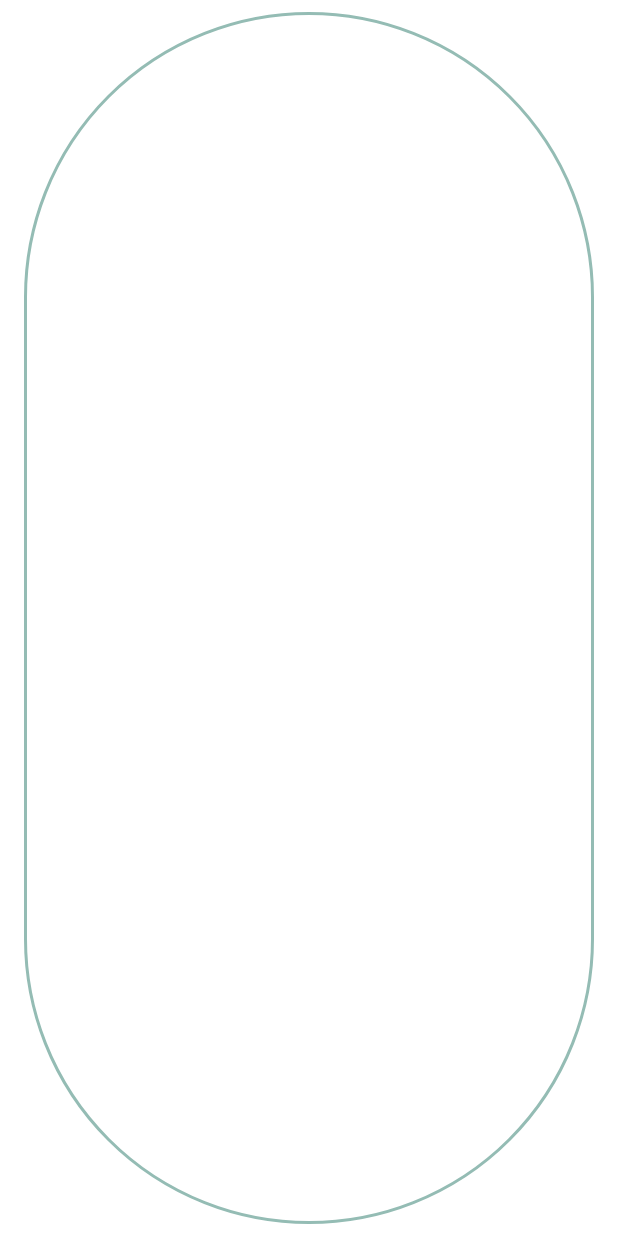
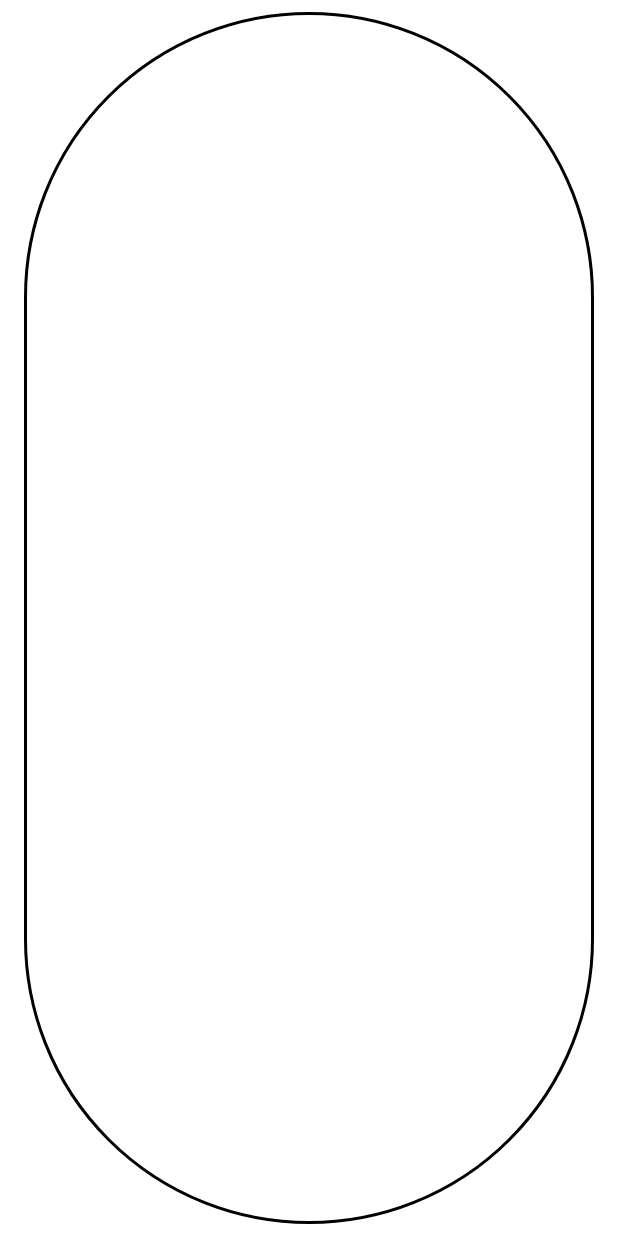
Before and after one commit to jdagnogo/WeLoveMArathon, an Android app built with Jetpack Compose: the composable BottomNavIndicator shown on its own in the app's theme, on a phone screen of 412 x 824 dp. Run offline under Robolectric (Android 15) with nearby library versions, the phone set to English and light mode, and no system bars.

Commit message:
finalize bottombar

```diff
--- a/app/src/main/java/com/jdagnogo/welovemarathon/ui/MainActivity.kt
+++ b/app/src/main/java/com/jdagnogo/welovemarathon/ui/MainActivity.kt
@@ -10,7 +10,7 @@ class MainActivity : ComponentActivity() {
     override fun onCreate(savedInstanceState: Bundle?) {
         super.onCreate(savedInstanceState)
         setContent {
-            MainBody()
+            MainContent()
         }
     }
 }
--- a/app/src/main/java/com/jdagnogo/welovemarathon/ui/MainBody.kt
+++ b/app/src/main/java/com/jdagnogo/welovemarathon/ui/MainContent.kt
@@ -11,7 +11,7 @@ import com.jdagnogo.welovemarathon.ui.component.wlmNavGraph
 import com.jdagnogo.welovemarathon.ui.theme.WeLoveMarathonTheme
 
 @Composable
-fun MainBody() {
+fun MainContent() {
     WeLoveMarathonTheme {
         val appState = rememberAppState()
         WLMScaffold(
--- a/app/src/main/java/com/jdagnogo/welovemarathon/ui/component/BottomNavIndicator.kt
+++ b/app/src/main/java/com/jdagnogo/welovemarathon/ui/component/BottomNavIndicator.kt
@@ -4,7 +4,6 @@ import android.content.res.Configuration
 import androidx.compose.foundation.border
 import androidx.compose.foundation.layout.Spacer
 import androidx.compose.foundation.layout.fillMaxSize
-import androidx.compose.material.MaterialTheme
 import androidx.compose.material.Surface
 import androidx.compose.runtime.Composable
 import androidx.compose.ui.Modifier
@@ -20,7 +19,7 @@ import com.jdagnogo.welovemarathon.ui.theme.WeLoveMarathonTheme
 @Composable
 fun BottomNavIndicator(
     strokeWidth: Dp = 2.dp,
-    color: Color = MaterialTheme.colors.primary,
+    color: Color = WeLoveMarathonTheme.colors.bottomBarIndicator,
     shape: Shape = BottomNavIndicatorShape,
 ) {
     Spacer(
--- a/app/src/main/java/com/jdagnogo/welovemarathon/ui/component/BottomNavigationItem.kt
+++ b/app/src/main/java/com/jdagnogo/welovemarathon/ui/component/BottomNavigationItem.kt
@@ -3,7 +3,6 @@ package com.jdagnogo.welovemarathon.ui.component
 import android.content.res.Configuration
 import androidx.compose.animation.core.AnimationSpec
 import androidx.compose.animation.core.SpringSpec
-import androidx.compose.animation.core.animateFloatAsState
 import androidx.compose.foundation.layout.Box
 import androidx.compose.foundation.layout.BoxScope
 import androidx.compose.foundation.layout.padding
@@ -15,9 +14,9 @@ import androidx.compose.material.Surface
 import androidx.compose.material.icons.Icons
 import androidx.compose.material.icons.outlined.Home
 import androidx.compose.runtime.Composable
-import androidx.compose.runtime.getValue
 import androidx.compose.ui.Alignment
 import androidx.compose.ui.Modifier
+import androidx.compose.ui.draw.scale
 import androidx.compose.ui.layout.layoutId
 import androidx.compose.ui.tooling.preview.Preview
 import com.jdagnogo.welovemarathon.home.TextIconSpacing
@@ -35,10 +34,10 @@ fun BottomNavigationItem(
         modifier = modifier.selectable(selected = selected, onClick = onSelected),
         contentAlignment = Alignment.Center
     ) {
-        val animationProgress by animateFloatAsState(if (selected) 1f else 0f, animSpec)
         Box(
             modifier = Modifier
                 .layoutId("icon")
+                .scale(if (selected) 1.5f else 1f)
                 .padding(horizontal = TextIconSpacing),
             content = icon
         )
--- a/app/src/main/java/com/jdagnogo/welovemarathon/ui/theme/Color.kt
+++ b/app/src/main/java/com/jdagnogo/welovemarathon/ui/theme/Color.kt
@@ -1,5 +1,8 @@
 package com.jdagnogo.welovemarathon.ui.theme
 
+import androidx.compose.material.Colors
+import androidx.compose.material.MaterialTheme
+import androidx.compose.runtime.Composable
 import androidx.compose.ui.graphics.Color
 
 val Primary = Color(0xFF94BCB4)
@@ -8,3 +11,41 @@ val PrimaryDark = Color(0xFF658C84)
 val Secondary = Color(0xFFE0B3A6)
 val SecondaryLight = Color(0xFFFFE5D7)
 val SecondaryDark = Color(0xFFAD8377)
+val Black = Color(0xFF000000)
+val White = Color(0xFFFAFAFA)
+
+class WLMColors(
+    val bottomBarIndicator: Color,
+    val bottomBarIconSelected: Color,
+    val bottomBarIcon: Color,
+    val isLight: Boolean,
+)
+
+@Composable
+fun parseConfigCustomPalette(bottomBarIndicator: Color, isLight: Boolean): WLMColors {
+    return WLMColors(
+        bottomBarIndicator = bottomBarIndicator,
+        bottomBarIconSelected = bottomBarIndicator,
+        bottomBarIcon = SecondaryDark,
+        isLight = isLight,
+    )
+}
+
+@Composable
+fun parseConfigPalette(isLight: Boolean): Colors {
+    return Colors(
+        primary = Primary,
+        primaryVariant = PrimaryDark,
+        secondary = Secondary,
+        secondaryVariant = SecondaryDark,
+        background = MaterialTheme.colors.background,
+        surface = MaterialTheme.colors.surface,
+        error = MaterialTheme.colors.error,
+        onPrimary = MaterialTheme.colors.onPrimary,
+        onSecondary = MaterialTheme.colors.onSecondary,
+        onBackground = MaterialTheme.colors.onBackground,
+        onSurface = MaterialTheme.colors.onSurface,
+        onError = MaterialTheme.colors.onError,
+        isLight = isLight,
+    )
+}
--- a/app/src/main/java/com/jdagnogo/welovemarathon/ui/theme/Theme.kt
+++ b/app/src/main/java/com/jdagnogo/welovemarathon/ui/theme/Theme.kt
@@ -1,29 +1,22 @@
 package com.jdagnogo.welovemarathon.ui.theme
 
 import androidx.compose.foundation.isSystemInDarkTheme
+import androidx.compose.material.Colors
 import androidx.compose.material.MaterialTheme
 import androidx.compose.material.darkColors
-import androidx.compose.material.lightColors
 import androidx.compose.runtime.Composable
-
-private val DarkColorPalette = darkColors(
-    primary = Primary,
-    primaryVariant = PrimaryDark,
-    secondary = Secondary
-)
-
-private val LightColorPalette = lightColors(
-    primary = Primary,
-    primaryVariant = PrimaryDark,
-    secondary = Secondary
-)
 
 @Composable
 fun WeLoveMarathonTheme(
     darkTheme: Boolean = isSystemInDarkTheme(),
-    content: @Composable() () -> Unit
+    content: @Composable() () -> Unit,
 ) {
-    val colors = if (darkTheme) DarkColorPalette else LightColorPalette
+
+    val colors = if (darkTheme) {
+        DarkColorPalette
+    } else {
+        LightColorPalette()
+    }
 
     MaterialTheme(
         colors = colors,
@@ -32,3 +25,34 @@ fun WeLoveMarathonTheme(
         content = content
     )
 }
+
+private val DarkColorPalette = darkColors(
+    primary = Primary,
+    primaryVariant = PrimaryDark,
+    secondary = Secondary
+)
+
+val LightColorPalette: @Composable () -> Colors by lazy {
+    { parseConfigPalette(true) }
+}
+
+// custom palette colors
+val DarkColorCustomPalette: @Composable () -> WLMColors by lazy {
+    { parseConfigCustomPalette(White, false) }
+}
+
+val LightColorCustomPalette: @Composable () -> WLMColors by lazy {
+    { parseConfigCustomPalette(Black, true) }
+}
+
+object WeLoveMarathonTheme {
+    val colors: WLMColors
+        @Composable
+        get() {
+            return if (isSystemInDarkTheme()) {
+                DarkColorCustomPalette()
+            } else {
+                LightColorCustomPalette()
+            }
+        }
+}
```
Also changed, not shown: app/src/main/java/com/jdagnogo/welovemarathon/ui/component/BottomBar.kt (+5 -2 lines), app/src/main/java/com/jdagnogo/welovemarathon/ui/component/NavGrah.kt (+8 -5 lines).
